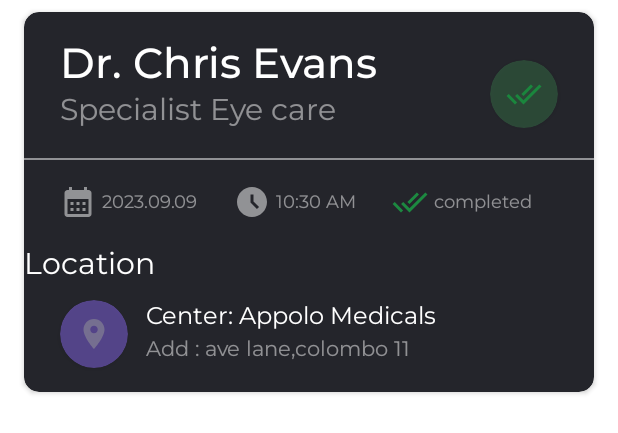
After one commit to moshdev2213/ICare-Medicals, an Android app: the layout counsult_item.xml on its own in the app's theme, with its tools: preview values and no code run, on a phone screen of 412 x 824 dp. The commit adds this screen. Shown: the top 433 px of the screen. Run offline under Robolectric (Android 15) with nearby library versions, the phone set to English and light mode, and no system bars.

Commit message:
consultingDone

```diff
--- /dev/null
+++ b/frontend/IcareMobile/app/src/main/res/drawable/baseline_access_time_filled_24.xml
@@ -0,0 +1,5 @@
+<vector android:height="24dp" android:tint="#FFFFFF"
+    android:viewportHeight="24" android:viewportWidth="24"
+    android:width="24dp" xmlns:android="http://schemas.android.com/apk/res/android">
+    <path android:fillColor="@android:color/white" android:pathData="M11.99,2C6.47,2 2,6.48 2,12s4.47,10 9.99,10C17.52,22 22,17.52 22,12S17.52,2 11.99,2zM15.29,16.71L11,12.41V7h2v4.59l3.71,3.71L15.29,16.71z"/>
+</vector>
--- /dev/null
+++ b/frontend/IcareMobile/app/src/main/res/drawable/baseline_calendar_month_24.xml
@@ -0,0 +1,5 @@
+<vector android:height="24dp" android:tint="#FFFFFF"
+    android:viewportHeight="24" android:viewportWidth="24"
+    android:width="24dp" xmlns:android="http://schemas.android.com/apk/res/android">
+    <path android:fillColor="@android:color/white" android:pathData="M19,4h-1V2h-2v2H8V2H6v2H5C3.89,4 3.01,4.9 3.01,6L3,20c0,1.1 0.89,2 2,2h14c1.1,0 2,-0.9 2,-2V6C21,4.9 20.1,4 19,4zM19,20H5V10h14V20zM9,14H7v-2h2V14zM13,14h-2v-2h2V14zM17,14h-2v-2h2V14zM9,18H7v-2h2V18zM13,18h-2v-2h2V18zM17,18h-2v-2h2V18z"/>
+</vector>
--- /dev/null
+++ b/frontend/IcareMobile/app/src/main/res/drawable/baseline_done_all_24.xml
@@ -0,0 +1,5 @@
+<vector android:height="24dp" android:tint="#14EC54"
+    android:viewportHeight="24" android:viewportWidth="24"
+    android:width="24dp" xmlns:android="http://schemas.android.com/apk/res/android">
+    <path android:fillColor="@android:color/white" android:pathData="M18,7l-1.41,-1.41 -6.34,6.34 1.41,1.41L18,7zM22.24,5.59L11.66,16.17 7.48,12l-1.41,1.41L11.66,19l12,-12 -1.42,-1.41zM0.41,13.41L6,19l1.41,-1.41L1.83,12 0.41,13.41z"/>
+</vector>
--- /dev/null
+++ b/frontend/IcareMobile/app/src/main/res/drawable/baseline_location_on_24.xml
@@ -0,0 +1,5 @@
+<vector android:height="24dp" android:tint="#CBBCFA"
+    android:viewportHeight="24" android:viewportWidth="24"
+    android:width="24dp" xmlns:android="http://schemas.android.com/apk/res/android">
+    <path android:fillColor="@android:color/white" android:pathData="M12,2C8.13,2 5,5.13 5,9c0,5.25 7,13 7,13s7,-7.75 7,-13c0,-3.87 -3.13,-7 -7,-7zM12,11.5c-1.38,0 -2.5,-1.12 -2.5,-2.5s1.12,-2.5 2.5,-2.5 2.5,1.12 2.5,2.5 -1.12,2.5 -2.5,2.5z"/>
+</vector>
--- /dev/null
+++ b/frontend/IcareMobile/app/src/main/res/layout/counsult_item.xml
@@ -0,0 +1,232 @@
+<?xml version="1.0" encoding="utf-8"?>
+<androidx.cardview.widget.CardView xmlns:android="http://schemas.android.com/apk/res/android"
+    xmlns:app="http://schemas.android.com/apk/res-auto"
+    xmlns:tools="http://schemas.android.com/tools"
+    android:layout_width="match_parent"
+    android:layout_height="wrap_content"
+    android:layout_marginStart="16dp"
+    android:layout_marginTop="8dp"
+    android:layout_marginEnd="16dp"
+    android:layout_marginBottom="8dp"
+    app:cardBackgroundColor="@color/bg_secondary"
+    app:cardCornerRadius="10dp">
+
+    <androidx.constraintlayout.widget.ConstraintLayout
+        android:layout_width="match_parent"
+        android:layout_height="match_parent">
+
+        <TextView
+            android:id="@+id/textView31"
+            android:layout_width="wrap_content"
+            android:layout_height="wrap_content"
+            android:layout_marginStart="24dp"
+            android:layout_marginTop="16dp"
+            android:fontFamily="@font/montserrat_medium"
+            android:text="Dr. Chris Evans"
+            android:textColor="@color/bg_white"
+            android:textSize="28sp"
+            app:layout_constraintEnd_toEndOf="parent"
+            app:layout_constraintHorizontal_bias="0.0"
+            app:layout_constraintStart_toStartOf="parent"
+            app:layout_constraintTop_toTopOf="parent" />
+
+        <TextView
+            android:id="@+id/textView32"
+            android:layout_width="wrap_content"
+            android:layout_height="wrap_content"
+            android:layout_marginStart="24dp"
+            android:layout_marginTop="52dp"
+            android:alpha="0.5"
+            android:fontFamily="@font/montserrat"
+            android:text="Specialist Eye care"
+            android:textColor="@color/bg_white"
+            android:textSize="20sp"
+            app:layout_constraintEnd_toStartOf="@+id/cardView11"
+            app:layout_constraintHorizontal_bias="0.0"
+            app:layout_constraintStart_toStartOf="parent"
+            app:layout_constraintTop_toTopOf="parent" />
+
+        <TextView
+            android:id="@+id/textView36"
+            android:layout_width="wrap_content"
+            android:layout_height="wrap_content"
+            android:layout_marginTop="16dp"
+            android:fontFamily="@font/montserrat"
+            android:text="Location"
+            android:textColor="@color/bg_white"
+            android:textSize="20sp"
+            app:layout_constraintTop_toBottomOf="@+id/imageView12"
+            tools:layout_editor_absoluteX="24dp" />
+
+        <TextView
+            android:id="@+id/textView37"
+            android:layout_width="wrap_content"
+            android:layout_height="wrap_content"
+            android:layout_marginStart="12dp"
+            android:layout_marginTop="8dp"
+            android:fontFamily="@font/montserrat"
+            android:text="Center: Appolo Medicals"
+            android:textColor="@color/bg_white"
+            android:textSize="16sp"
+            app:layout_constraintStart_toEndOf="@+id/cardView12"
+            app:layout_constraintTop_toBottomOf="@+id/textView36" />
+
+        <TextView
+            android:id="@+id/textView38"
+            android:layout_width="wrap_content"
+            android:layout_height="wrap_content"
+            android:layout_marginStart="12dp"
+            android:alpha="0.5"
+            android:fontFamily="@font/montserrat"
+            android:text="Add : ave lane,colombo 11"
+            android:textColor="@color/bg_white"
+            android:textSize="14sp"
+            app:layout_constraintStart_toEndOf="@+id/cardView12"
+            app:layout_constraintTop_toBottomOf="@+id/textView37" />
+
+        <TextView
+            android:id="@+id/textView33"
+            android:layout_width="wrap_content"
+            android:layout_height="wrap_content"
+            android:layout_marginStart="4dp"
+            android:layout_marginTop="20dp"
+            android:alpha="0.5"
+            android:fontFamily="@font/montserrat"
+            android:text="2023.09.09"
+            android:textColor="@color/bg_white"
+            android:textSize="12sp"
+            app:layout_constraintStart_toEndOf="@+id/imageView12"
+            app:layout_constraintTop_toBottomOf="@+id/view" />
+
+        <TextView
+            android:id="@+id/textView34"
+            android:layout_width="wrap_content"
+            android:layout_height="wrap_content"
+            android:layout_marginStart="4dp"
+            android:layout_marginTop="20dp"
+            android:alpha="0.5"
+            android:fontFamily="@font/montserrat"
+            android:text="10:30 AM"
+            android:textColor="@color/bg_white"
+            android:textSize="12sp"
+            app:layout_constraintStart_toEndOf="@+id/imageView13"
+            app:layout_constraintTop_toBottomOf="@+id/view" />
+
+        <TextView
+            android:id="@+id/textView35"
+            android:layout_width="wrap_content"
+            android:layout_height="wrap_content"
+            android:layout_marginStart="4dp"
+            android:layout_marginTop="20dp"
+            android:alpha="0.5"
+            android:fontFamily="@font/montserrat"
+            android:text="completed"
+            android:textColor="@color/bg_white"
+            android:textSize="12sp"
+            app:layout_constraintStart_toEndOf="@+id/imageView14"
+            app:layout_constraintTop_toBottomOf="@+id/view" />
+
+        <androidx.cardview.widget.CardView
+            android:id="@+id/cardView11"
+            android:layout_width="45dp"
+            android:layout_height="45dp"
+            android:layout_marginTop="32dp"
+            android:layout_marginEnd="24dp"
+            android:alpha="0.5"
+            app:cardBackgroundColor="@color/bg_lightgreen"
+            app:cardCornerRadius="50dp"
+            app:layout_constraintEnd_toEndOf="parent"
+            app:layout_constraintTop_toTopOf="parent">
+
+            <androidx.constraintlayout.widget.ConstraintLayout
+                android:layout_width="match_parent"
+                android:layout_height="match_parent">
+
+                <ImageView
+                    android:id="@+id/imageView12"
+                    android:layout_width="wrap_content"
+                    android:layout_height="wrap_content"
+                    app:layout_constraintBottom_toBottomOf="parent"
+                    app:layout_constraintEnd_toEndOf="parent"
+                    app:layout_constraintStart_toStartOf="parent"
+                    app:layout_constraintTop_toTopOf="parent"
+                    app:srcCompat="@drawable/baseline_done_all_24" />
+            </androidx.constraintlayout.widget.ConstraintLayout>
+        </androidx.cardview.widget.CardView>
+
+        <View
+            android:id="@+id/view"
+            android:layout_width="0dp"
+            android:layout_height="1dp"
+            android:layout_marginTop="16dp"
+            android:alpha="0.5"
+            android:background="@color/bg_white"
+            app:layout_constraintEnd_toEndOf="parent"
+            app:layout_constraintStart_toStartOf="parent"
+            app:layout_constraintTop_toBottomOf="@+id/textView32" />
+
+        <ImageView
+            android:id="@+id/imageView12"
+            android:layout_width="wrap_content"
+            android:layout_height="wrap_content"
+            android:layout_marginStart="24dp"
+            android:layout_marginTop="16dp"
+            android:alpha="0.5"
+            app:layout_constraintStart_toStartOf="parent"
+            app:layout_constraintTop_toBottomOf="@+id/view"
+            app:srcCompat="@drawable/baseline_calendar_month_24" />
+
+        <ImageView
+            android:id="@+id/imageView13"
+            android:layout_width="wrap_content"
+            android:layout_height="wrap_content"
+            android:layout_marginStart="24dp"
+            android:layout_marginTop="16dp"
+            android:alpha="0.5"
+            app:layout_constraintStart_toEndOf="@+id/textView33"
+            app:layout_constraintTop_toBottomOf="@+id/view"
+            app:srcCompat="@drawable/baseline_access_time_filled_24" />
+
+        <ImageView
+            android:id="@+id/imageView14"
+            android:layout_width="wrap_content"
+            android:layout_height="wrap_content"
+            android:layout_marginStart="24dp"
+            android:layout_marginTop="16dp"
+            android:alpha="0.5"
+            app:layout_constraintStart_toEndOf="@+id/textView34"
+            app:layout_constraintTop_toBottomOf="@+id/view"
+            app:srcCompat="@drawable/baseline_done_all_24" />
+
+        <androidx.cardview.widget.CardView
+            android:id="@+id/cardView12"
+            android:layout_width="45dp"
+            android:layout_height="45dp"
+            android:layout_marginStart="24dp"
+            android:layout_marginTop="8dp"
+            android:layout_marginBottom="16dp"
+            android:alpha="0.5"
+            app:cardBackgroundColor="@color/bg_btn"
+            app:cardCornerRadius="50dp"
+            app:layout_constraintBottom_toBottomOf="parent"
+            app:layout_constraintStart_toStartOf="parent"
+            app:layout_constraintTop_toBottomOf="@+id/textView36">
+
+            <androidx.constraintlayout.widget.ConstraintLayout
+                android:layout_width="match_parent"
+                android:layout_height="match_parent">
+
+                <ImageView
+                    android:id="@+id/imageView11"
+                    android:layout_width="wrap_content"
+                    android:layout_height="wrap_content"
+                    app:layout_constraintBottom_toBottomOf="parent"
+                    app:layout_constraintEnd_toEndOf="parent"
+                    app:layout_constraintStart_toStartOf="parent"
+                    app:layout_constraintTop_toTopOf="parent"
+                    app:srcCompat="@drawable/baseline_location_on_24" />
+            </androidx.constraintlayout.widget.ConstraintLayout>
+        </androidx.cardview.widget.CardView>
+
+    </androidx.constraintlayout.widget.ConstraintLayout>
+</androidx.cardview.widget.CardView>
--- a/frontend/IcareMobile/app/src/main/res/layout/fragment_report.xml
+++ b/frontend/IcareMobile/app/src/main/res/layout/fragment_report.xml
@@ -4,6 +4,7 @@
     xmlns:tools="http://schemas.android.com/tools"
     android:layout_width="match_parent"
     android:layout_height="match_parent"
+    android:background="@color/bg_primary"
     tools:context=".Fragment.ReportFragment">
 
     <androidx.constraintlayout.widget.ConstraintLayout
@@ -14,15 +15,26 @@
             android:id="@+id/textView10"
             android:layout_width="wrap_content"
             android:layout_height="wrap_content"
-            android:text="REPORT"
+            android:layout_marginStart="16dp"
+            android:layout_marginTop="16dp"
+            android:fontFamily="@font/montserrat_bold"
+            android:text="Consultings "
             android:textColor="@color/bg_white"
-            android:textSize="34sp"
+            android:textSize="30sp"
+            app:layout_constraintEnd_toEndOf="parent"
+            app:layout_constraintHorizontal_bias="0.055"
+            app:layout_constraintStart_toStartOf="parent"
+            app:layout_constraintTop_toTopOf="parent" />
+
+        <androidx.recyclerview.widget.RecyclerView
+            android:layout_width="0dp"
+            android:layout_height="0dp"
+            android:layout_marginTop="16dp"
             app:layout_constraintBottom_toBottomOf="parent"
             app:layout_constraintEnd_toEndOf="parent"
-            app:layout_constraintHorizontal_bias="0.5"
             app:layout_constraintStart_toStartOf="parent"
-            app:layout_constraintTop_toTopOf="parent"
-            tools:layout_editor_absoluteY="209dp" />
+            app:layout_constraintTop_toBottomOf="@+id/textView10"
+            tools:listitem="@layout/counsult_item" />
     </androidx.constraintlayout.widget.ConstraintLayout>
 
 </FrameLayout>
```
Also changed, not shown: frontend/IcareMobile/app/src/main/AndroidManifest.xml (+5 -5 lines).
